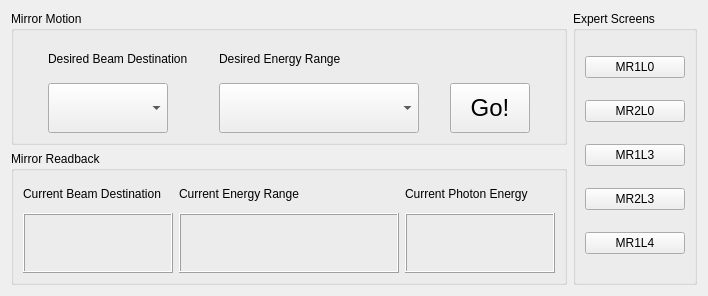
Above: homs_overview/homs_overview.ui from mseaberg/homs_overview before the change. Below: the same form after it.
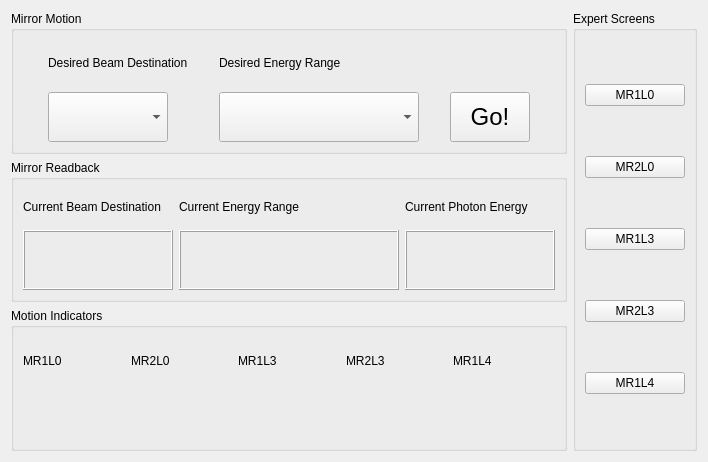
That is the form after the change. Custom widgets are drawn as their Qt base class.

Patch:
```diff
--- a/homs_overview/homs_overview.ui
+++ b/homs_overview/homs_overview.ui
@@ -7,7 +7,7 @@
     <x>0</x>
     <y>0</y>
     <width>708</width>
-    <height>296</height>
+    <height>462</height>
    </rect>
   </property>
   <property name="sizePolicy">
@@ -20,6 +20,90 @@
    <string>Beam Destination</string>
   </property>
   <layout class="QGridLayout" name="gridLayout">
+   <item row="0" column="1" rowspan="3">
+    <widget class="QGroupBox" name="groupBox_3">
+     <property name="title">
+      <string>Expert Screens</string>
+     </property>
+     <layout class="QVBoxLayout" name="verticalLayout">
+      <item>
+       <widget class="PyDMShellCommand" name="PyDMShellCommand">
+        <property name="toolTip">
+         <string/>
+        </property>
+        <property name="text">
+         <string>MR1L0</string>
+        </property>
+        <property name="commands" stdset="0">
+         <stringlist>
+          <string>pydm --hide-menu-bar --hide-nav-bar -m '{&quot;BASE_PV&quot;:&quot;MR1L0:HOMS&quot;}' $launcher_dir/homs_overview/mirrorScreen.py</string>
+         </stringlist>
+        </property>
+       </widget>
+      </item>
+      <item>
+       <widget class="PyDMShellCommand" name="PyDMShellCommand_2">
+        <property name="toolTip">
+         <string/>
+        </property>
+        <property name="text">
+         <string>MR2L0</string>
+        </property>
+        <property name="commands" stdset="0">
+         <stringlist>
+          <string>pydm --hide-menu-bar --hide-nav-bar -m '{&quot;BASE_PV&quot;:&quot;MR2L0:HOMS&quot;}' $launcher_dir/homs_overview/mirrorScreen.py</string>
+         </stringlist>
+        </property>
+       </widget>
+      </item>
+      <item>
+       <widget class="PyDMShellCommand" name="PyDMShellCommand_3">
+        <property name="toolTip">
+         <string/>
+        </property>
+        <property name="text">
+         <string>MR1L3</string>
+        </property>
+        <property name="commands" stdset="0">
+         <stringlist>
+          <string>pydm --hide-menu-bar --hide-nav-bar -m '{&quot;BASE_PV&quot;:&quot;MR1L3:HOMS&quot;,&quot;OUT_STATE&quot;: &quot;TRUE&quot;}' $launcher_dir/homs_overview/mirrorScreen.py</string>
+         </stringlist>
+        </property>
+       </widget>
+      </item>
+      <item>
+       <widget class="PyDMShellCommand" name="PyDMShellCommand_4">
+        <property name="toolTip">
+         <string/>
+        </property>
+        <property name="text">
+         <string>MR2L3</string>
+        </property>
+        <property name="commands" stdset="0">
+         <stringlist>
+          <string>pydm --hide-menu-bar --hide-nav-bar -m '{&quot;BASE_PV&quot;:&quot;MR2L3:HOMS&quot;}' $launcher_dir/homs_overview/mirrorScreen.py</string>
+         </stringlist>
+        </property>
+       </widget>
+      </item>
+      <item>
+       <widget class="PyDMShellCommand" name="PyDMShellCommand_5">
+        <property name="toolTip">
+         <string/>
+        </property>
+        <property name="text">
+         <string>MR1L4</string>
+        </property>
+        <property name="commands" stdset="0">
+         <stringlist>
+          <string>pydm --hide-menu-bar --hide-nav-bar -m '{&quot;BASE_PV&quot;:&quot;MR1L4:HOMS&quot;,&quot;OUT_STATE&quot;:&quot;TRUE&quot;}' $launcher_dir/homs_overview/mirrorScreen.py</string>
+         </stringlist>
+        </property>
+       </widget>
+      </item>
+     </layout>
+    </widget>
+   </item>
    <item row="0" column="0">
     <widget class="QGroupBox" name="groupBox">
      <property name="sizePolicy">
@@ -121,90 +205,6 @@
      </layout>
     </widget>
    </item>
-   <item row="0" column="1" rowspan="2">
-    <widget class="QGroupBox" name="groupBox_3">
-     <property name="title">
-      <string>Expert Screens</string>
-     </property>
-     <layout class="QVBoxLayout" name="verticalLayout">
-      <item>
-       <widget class="PyDMShellCommand" name="PyDMShellCommand">
-        <property name="toolTip">
-         <string/>
-        </property>
-        <property name="text">
-         <string>MR1L0</string>
-        </property>
-        <property name="commands" stdset="0">
-         <stringlist>
-          <string>pydm --hide-menu-bar --hide-nav-bar -m '{&quot;BASE_PV&quot;:&quot;MR1L0:HOMS&quot;}' mirrorScreen.py</string>
-         </stringlist>
-        </property>
-       </widget>
-      </item>
-      <item>
-       <widget class="PyDMShellCommand" name="PyDMShellCommand_2">
-        <property name="toolTip">
-         <string/>
-        </property>
-        <property name="text">
-         <string>MR2L0</string>
-        </property>
-        <property name="commands" stdset="0">
-         <stringlist>
-          <string>pydm --hide-menu-bar --hide-nav-bar -m '{&quot;BASE_PV&quot;:&quot;MR2L0:HOMS&quot;}' mirrorScreen.py</string>
-         </stringlist>
-        </property>
-       </widget>
-      </item>
-      <item>
-       <widget class="PyDMShellCommand" name="PyDMShellCommand_3">
-        <property name="toolTip">
-         <string/>
-        </property>
-        <property name="text">
-         <string>MR1L3</string>
-        </property>
-        <property name="commands" stdset="0">
-         <stringlist>
-          <string>pydm --hide-menu-bar --hide-nav-bar -m '{&quot;BASE_PV&quot;:&quot;MR1L3:HOMS&quot;,&quot;OUT_STATE&quot;: &quot;TRUE&quot;}' mirrorScreen.py</string>
-         </stringlist>
-        </property>
-       </widget>
-      </item>
-      <item>
-       <widget class="PyDMShellCommand" name="PyDMShellCommand_4">
-        <property name="toolTip">
-         <string/>
-        </property>
-        <property name="text">
-         <string>MR2L3</string>
-        </property>
-        <property name="commands" stdset="0">
-         <stringlist>
-          <string>pydm --hide-menu-bar --hide-nav-bar -m '{&quot;BASE_PV&quot;:&quot;MR2L3:HOMS&quot;}' mirrorScreen.py</string>
-         </stringlist>
-        </property>
-       </widget>
-      </item>
-      <item>
-       <widget class="PyDMShellCommand" name="PyDMShellCommand_5">
-        <property name="toolTip">
-         <string/>
-        </property>
-        <property name="text">
-         <string>MR1L4</string>
-        </property>
-        <property name="commands" stdset="0">
-         <stringlist>
-          <string>pydm --hide-menu-bar --hide-nav-bar -m '{&quot;BASE_PV&quot;:&quot;MR1L4:HOMS&quot;,&quot;OUT_STATE&quot;:&quot;TRUE&quot;}' mirrorScreen.py</string>
-         </stringlist>
-        </property>
-       </widget>
-      </item>
-     </layout>
-    </widget>
-   </item>
    <item row="1" column="0">
     <widget class="QGroupBox" name="groupBox_2">
      <property name="maximumSize">
@@ -216,7 +216,7 @@
      <property name="title">
       <string>Mirror Readback</string>
      </property>
-     <layout class="QGridLayout" name="gridLayout_4">
+     <layout class="QGridLayout" name="gridLayout_2">
       <item row="0" column="0">
        <widget class="QLabel" name="label_2">
         <property name="text">
@@ -352,6 +352,65 @@
      </layout>
     </widget>
    </item>
+   <item row="2" column="0">
+    <widget class="QGroupBox" name="groupBox_4">
+     <property name="title">
+      <string>Motion Indicators</string>
+     </property>
+     <layout class="QGridLayout" name="gridLayout_4">
+      <item row="0" column="0">
+       <widget class="QLabel" name="label_5">
+        <property name="text">
+         <string>MR1L0</string>
+        </property>
+       </widget>
+      </item>
+      <item row="0" column="1">
+       <widget class="QLabel" name="label_6">
+        <property name="text">
+         <string>MR2L0</string>
+        </property>
+       </widget>
+      </item>
+      <item row="0" column="2">
+       <widget class="QLabel" name="label_7">
+        <property name="text">
+         <string>MR1L3</string>
+        </property>
+       </widget>
+      </item>
+      <item row="0" column="3">
+       <widget class="QLabel" name="label_9">
+        <property name="text">
+         <string>MR2L3</string>
+        </property>
+       </widget>
+      </item>
+      <item row="0" column="4">
+       <widget class="QLabel" name="label_10">
+        <property name="text">
+         <string>MR1L4</string>
+        </property>
+       </widget>
+      </item>
+      <item row="1" column="0">
+       <widget class="StatusIndicator" name="MR1L0_status" native="true"/>
+      </item>
+      <item row="1" column="1">
+       <widget class="StatusIndicator" name="MR2L0_status" native="true"/>
+      </item>
+      <item row="1" column="2">
+       <widget class="StatusIndicator" name="MR1L3_status" native="true"/>
+      </item>
+      <item row="1" column="3">
+       <widget class="StatusIndicator" name="MR2L3_status" native="true"/>
+      </item>
+      <item row="1" column="4">
+       <widget class="StatusIndicator" name="MR1L4_status" native="true"/>
+      </item>
+     </layout>
+    </widget>
+   </item>
   </layout>
  </widget>
  <customwidgets>
@@ -365,6 +424,12 @@
    <extends>QPushButton</extends>
    <header>pydm.widgets.shell_command</header>
   </customwidget>
+  <customwidget>
+   <class>StatusIndicator</class>
+   <extends>QWidget</extends>
+   <header>Helper_widgets</header>
+   <container>1</container>
+  </customwidget>
  </customwidgets>
  <resources/>
  <connections/>
```
